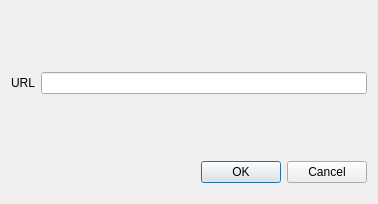
First picture: the form in downloaddialog.ui, repository coriscodepage/MWC-MusicManager, before the edit.
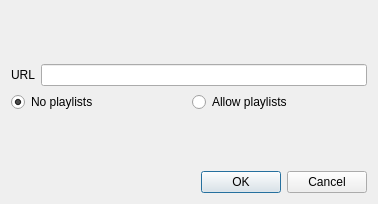
Second picture: the form after the edit.

Commit message: Fixed paste command for the primary list. Added playlist support

```diff
--- a/downloaddialog.ui
+++ b/downloaddialog.ui
@@ -44,6 +44,27 @@
      </item>
     </layout>
    </item>
+   <item>
+    <layout class="QHBoxLayout" name="horizontalLayout_4">
+     <item>
+      <widget class="QRadioButton" name="disallowButton">
+       <property name="text">
+        <string>No playlists</string>
+       </property>
+       <property name="checked">
+        <bool>true</bool>
+       </property>
+      </widget>
+     </item>
+     <item>
+      <widget class="QRadioButton" name="allowButton">
+       <property name="text">
+        <string>Allow playlists</string>
+       </property>
+      </widget>
+     </item>
+    </layout>
+   </item>
    <item>
     <spacer name="verticalSpacer_2">
      <property name="orientation">
@@ -84,22 +105,6 @@
      </item>
     </layout>
    </item>
-   <item>
-    <spacer name="verticalSpacer_3">
-     <property name="orientation">
-      <enum>Qt::Orientation::Vertical</enum>
-     </property>
-     <property name="sizeType">
-      <enum>QSizePolicy::Policy::Preferred</enum>
-     </property>
-     <property name="sizeHint" stdset="0">
-      <size>
-       <width>20</width>
-       <height>10</height>
-      </size>
-     </property>
-    </spacer>
-   </item>
   </layout>
  </widget>
  <resources/>
```
The commit also changes 18 other files.
